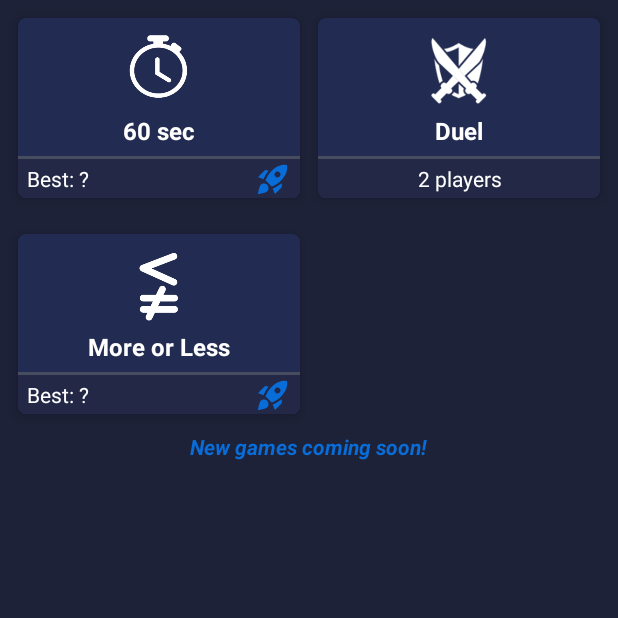
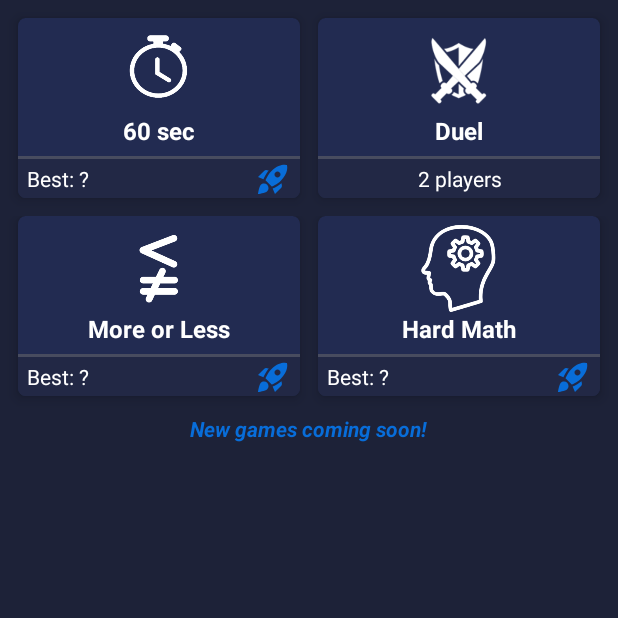
Before and after one commit to palminschi/Multiplication_Table, an Android app: the SelectGameFragment screen opened through its navigation route, on a phone screen of 412 x 824 dp, the top half of it. Run offline under Robolectric (Android 15) with nearby library versions, the phone set to English and light mode, and no system bars; our stand-ins replace AdMob; pictures from the network do not load; 6 statements that could not run were skipped.

Commit message:
Game Hard Math implemented

```diff
--- a/app/src/main/java/com/palmdev/learn_math/data/local/repository/games/GameScoresRepositoryImpl.kt
+++ b/app/src/main/java/com/palmdev/learn_math/data/local/repository/games/GameScoresRepositoryImpl.kt
@@ -1,15 +1,25 @@
 package com.palmdev.learn_math.data.local.repository.games
 
 import com.palmdev.learn_math.domain.repository.games.Game60secRepository
+import com.palmdev.learn_math.domain.repository.games.GameHardMathRepository
 import com.palmdev.learn_math.domain.repository.games.GameMoreOrLessRepository
 import com.palmdev.learn_math.domain.repository.games.GameScoresRepository
 
 class GameScoresRepositoryImpl(
     private val game60secRepository: Game60secRepository,
-    private val gameMoreOrLessRepository: GameMoreOrLessRepository
+    private val gameMoreOrLessRepository: GameMoreOrLessRepository,
+    private val gameHardMathRepository: GameHardMathRepository
 ) : GameScoresRepository {
 
-    override fun game60sec(): Int? { return game60secRepository.getRecord() }
-    override fun gameMoreOrLess(): Int? { return gameMoreOrLessRepository.getBestScore() }
+    override fun game60sec(): Int? {
+        return game60secRepository.getRecord()
+    }
 
+    override fun gameMoreOrLess(): Int? {
+        return gameMoreOrLessRepository.getBestScore()
+    }
+
+    override fun gameHardMath(): Int? {
+        return gameHardMathRepository.getBestScore()
+    }
 }
--- a/app/src/main/java/com/palmdev/learn_math/di/PresentationModule.kt
+++ b/app/src/main/java/com/palmdev/learn_math/di/PresentationModule.kt
@@ -10,6 +10,7 @@ import com.palmdev.learn_math.presentation.screens.exercise_true_or_false.Exerci
 import com.palmdev.learn_math.presentation.screens.games.game_60sec.Game60secEndViewModel
 import com.palmdev.learn_math.presentation.screens.games.game_60sec.Game60secViewModel
 import com.palmdev.learn_math.presentation.screens.games.game_duel.GameDuelViewModel
+import com.palmdev.learn_math.presentation.screens.games.game_hard_math.GameHardMathViewModel
 import com.palmdev.learn_math.presentation.screens.games.game_more_or_less.GameMoreOrLessViewModel
 import com.palmdev.learn_math.presentation.screens.games.select_game.SelectGameViewModel
 import com.palmdev.learn_math.presentation.screens.learn_table.LearnTableViewModel
@@ -132,5 +133,10 @@ val presentationModule = module {
             adsRepository = get()
         )
     }
+    viewModel {
+        GameHardMathViewModel(
+            gameGameHardMathRepository = get()
+        )
+    }
 
 }
--- a/app/src/main/java/com/palmdev/learn_math/domain/repository/games/GameScoresRepository.kt
+++ b/app/src/main/java/com/palmdev/learn_math/domain/repository/games/GameScoresRepository.kt
@@ -3,4 +3,5 @@ package com.palmdev.learn_math.domain.repository.games
 interface GameScoresRepository {
     fun game60sec(): Int?
     fun gameMoreOrLess(): Int?
+    fun gameHardMath(): Int?
 }
--- a/app/src/main/java/com/palmdev/learn_math/presentation/screens/games/game_more_or_less/GameMoreOrLessFragment.kt
+++ b/app/src/main/java/com/palmdev/learn_math/presentation/screens/games/game_more_or_less/GameMoreOrLessFragment.kt
@@ -52,8 +52,8 @@ class GameMoreOrLessFragment : Fragment() {
     override fun onPause() {
         super.onPause()
         countDownTimer?.cancel()
+        viewModel.saveResults(correctAnswers = correctAnswers)
     }
-
 
     private fun init() {
         getExercise()
--- a/app/src/main/java/com/palmdev/learn_math/presentation/screens/games/select_game/SelectGameFragment.kt
+++ b/app/src/main/java/com/palmdev/learn_math/presentation/screens/games/select_game/SelectGameFragment.kt
@@ -5,6 +5,7 @@ import android.os.Bundle
 import android.view.LayoutInflater
 import android.view.View
 import android.view.ViewGroup
+import android.widget.TextView
 import androidx.core.os.bundleOf
 import androidx.fragment.app.Fragment
 import androidx.navigation.fragment.findNavController
@@ -32,6 +33,10 @@ class SelectGameFragment : Fragment() {
     override fun onViewCreated(view: View, savedInstanceState: Bundle?) {
         super.onViewCreated(view, savedInstanceState)
         initRecords()
+        initButtons()
+    }
+
+    private fun initButtons() {
         binding.btnGameDuel.setOnClickListener {
             findNavController().navigate(R.id.action_selectGameFragment_to_gameDuelStartFragment)
         }
@@ -48,21 +53,27 @@ class SelectGameFragment : Fragment() {
         binding.btnGameMoreOrLess.setOnClickListener {
             findNavController().navigate(R.id.action_selectGameFragment_to_gameMoreOrLessFragment)
         }
-
+        binding.btnGameHardMath.setOnClickListener {
+            findNavController().navigate(R.id.action_selectGameFragment_to_gameHardMathFragment)
+        }
     }
 
-    @SuppressLint("SetTextI18n")
     private fun initRecords() {
         viewModel.getRecords()
         viewModel.bestScoreGame60sec.observe(viewLifecycleOwner) {
-            binding.scoreGame60sec.text =
-                if (it != null) "${getText(R.string.best)} $it"
-                else "${getText(R.string.best)} ${getText(R.string.questionMark)}"
+            setBestScore(view = binding.scoreGame60sec, score = it)
         }
         viewModel.bestScoreGameMoreOrLess.observe(viewLifecycleOwner) {
-            binding.scoreGameMoreOrLess.text =
-                if (it != null) "${getText(R.string.best)} $it"
-                else "${getText(R.string.best)} ${getText(R.string.questionMark)}"
+            setBestScore(view = binding.scoreGameMoreOrLess, score = it)
+        }
+        viewModel.bestScoreGameHardMath.observe(viewLifecycleOwner) {
+            setBestScore(view = binding.scoreGameHardMath, score = it)
         }
     }
+
+    private fun setBestScore(view: TextView, score: Int?) {
+        view.text =
+            if (score != null) "${getText(R.string.best)} $score"
+            else "${getText(R.string.best)} ${getText(R.string.questionMark)}"
+    }
 }
--- a/app/src/main/java/com/palmdev/learn_math/presentation/screens/games/select_game/SelectGameViewModel.kt
+++ b/app/src/main/java/com/palmdev/learn_math/presentation/screens/games/select_game/SelectGameViewModel.kt
@@ -18,9 +18,11 @@ class SelectGameViewModel(
 
     val bestScoreGame60sec = MutableLiveData<Int?>()
     val bestScoreGameMoreOrLess = MutableLiveData<Int?>()
+    val bestScoreGameHardMath = MutableLiveData<Int?>()
 
     fun getRecords() {
         bestScoreGame60sec.value = gameScoresRepository.game60sec()
         bestScoreGameMoreOrLess.value = gameScoresRepository.gameMoreOrLess()
+        bestScoreGameHardMath.value = gameScoresRepository.gameHardMath()
     }
 }
--- a/app/src/main/res/layout/fragment_select_game.xml
+++ b/app/src/main/res/layout/fragment_select_game.xml
@@ -144,8 +144,7 @@
                 android:layout_width="0dp"
                 android:layout_height="120dp"
                 android:layout_marginStart="12dp"
-                android:layout_marginTop="12dp"
-                android:layout_marginEnd="24dp"
+                android:layout_marginEnd="12dp"
                 android:layout_marginBottom="12dp"
                 android:layout_weight="1"
                 app:cardBackgroundColor="@color/third_background"
@@ -197,7 +196,61 @@
                 </LinearLayout>
             </androidx.cardview.widget.CardView>
 
+            <androidx.cardview.widget.CardView
+                android:id="@+id/btnGameHardMath"
+                android:layout_width="0dp"
+                android:layout_height="120dp"
+                android:layout_marginEnd="12dp"
+                android:layout_marginBottom="12dp"
+                android:layout_weight="1"
+                app:cardBackgroundColor="@color/third_background"
+                app:cardCornerRadius="5dp"
+                app:cardElevation="5dp">
 
+                <LinearLayout
+                    android:layout_width="match_parent"
+                    android:layout_height="match_parent"
+                    android:gravity="center"
+                    android:orientation="vertical">
+
+                    <ImageView
+                        android:layout_width="wrap_content"
+                        android:layout_height="0dp"
+                        android:layout_marginTop="6dp"
+                        android:layout_weight="1"
+                        android:adjustViewBounds="true"
+                        android:contentDescription="@null"
+                        android:src="@drawable/icon_game_hard_math"
+                        app:layout_constraintStart_toStartOf="parent" />
+
+                    <TextView
+                        android:layout_width="wrap_content"
+                        android:layout_height="wrap_content"
+                        android:layout_marginBottom="6dp"
+                        android:text="@string/hardMath"
+                        android:textColor="@color/white"
+                        android:textSize="16sp"
+                        android:textStyle="bold" />
+
+                    <View
+                        android:layout_width="match_parent"
+                        android:layout_height="2dp"
+                        android:background="@color/gray_transparent" />
+
+                    <TextView
+                        android:id="@+id/scoreGameHardMath"
+                        android:layout_width="match_parent"
+                        android:layout_height="26dp"
+                        android:background="@color/dark_blue"
+                        android:gravity="center|start"
+                        android:paddingHorizontal="6dp"
+                        android:paddingVertical="2dp"
+                        android:text="@string/best"
+                        android:textColor="@color/white"
+                        app:drawableEndCompat="@drawable/ic_rocket_24"
+                        app:drawableTint="@color/second_background" />
+                </LinearLayout>
+            </androidx.cardview.widget.CardView>
         </LinearLayout>
 
         <TextView
--- a/app/src/main/res/navigation/nav_graph.xml
+++ b/app/src/main/res/navigation/nav_graph.xml
@@ -158,6 +158,9 @@
         <action
             android:id="@+id/action_selectGameFragment_to_gameMoreOrLessFragment"
             app:destination="@id/gameMoreOrLessFragment" />
+        <action
+            android:id="@+id/action_selectGameFragment_to_gameHardMathFragment"
+            app:destination="@id/gameHardMathFragment" />
     </fragment>
     <fragment
         android:id="@+id/gameDuelStartFragment"
@@ -215,4 +218,13 @@
         android:name="com.palmdev.learn_math.presentation.dialogs.continue_game.ContinueDialogFragment"
         android:label="dialog_continue"
         tools:layout="@layout/dialog_continue" />
+    <fragment
+        android:id="@+id/gameHardMathFragment"
+        android:name="com.palmdev.learn_math.presentation.screens.games.game_hard_math.GameHardMathFragment"
+        android:label="fragment_game_hard_math"
+        tools:layout="@layout/fragment_game_hard_math" >
+        <action
+            android:id="@+id/action_gameHardMathFragment_to_continueDialogFragment"
+            app:destination="@id/continueDialogFragment" />
+    </fragment>
 </navigation>
```
Also changed, not shown: app/src/main/java/com/palmdev/learn_math/data/local/repository/games/GameHardMathRepositoryImpl.kt (added, +132 -0 lines), app/src/main/java/com/palmdev/learn_math/data/model/ExerciseHardMath.kt (added, +12 -0 lines), app/src/main/java/com/palmdev/learn_math/di/GamesModule.kt (+7 -1 lines), app/src/main/java/com/palmdev/learn_math/domain/repository/games/GameHardMathRepository.kt (added, +12 -0 lines), app/src/main/java/com/palmdev/learn_math/presentation/screens/games/game_hard_math/GameHardMathFragment.kt (added, +148 -0 lines), app/src/main/java/com/palmdev/learn_math/presentation/screens/games/game_hard_math/GameHardMathViewModel.kt (added, +29 -0 lines), app/src/main/res/layout/fragment_game_hard_math.xml (renamed from app/src/main/res/layout/fragment_game60sec.xml, +22 -62 lines), app/src/main/res/drawable/icon_game_hard_math.png (added).
